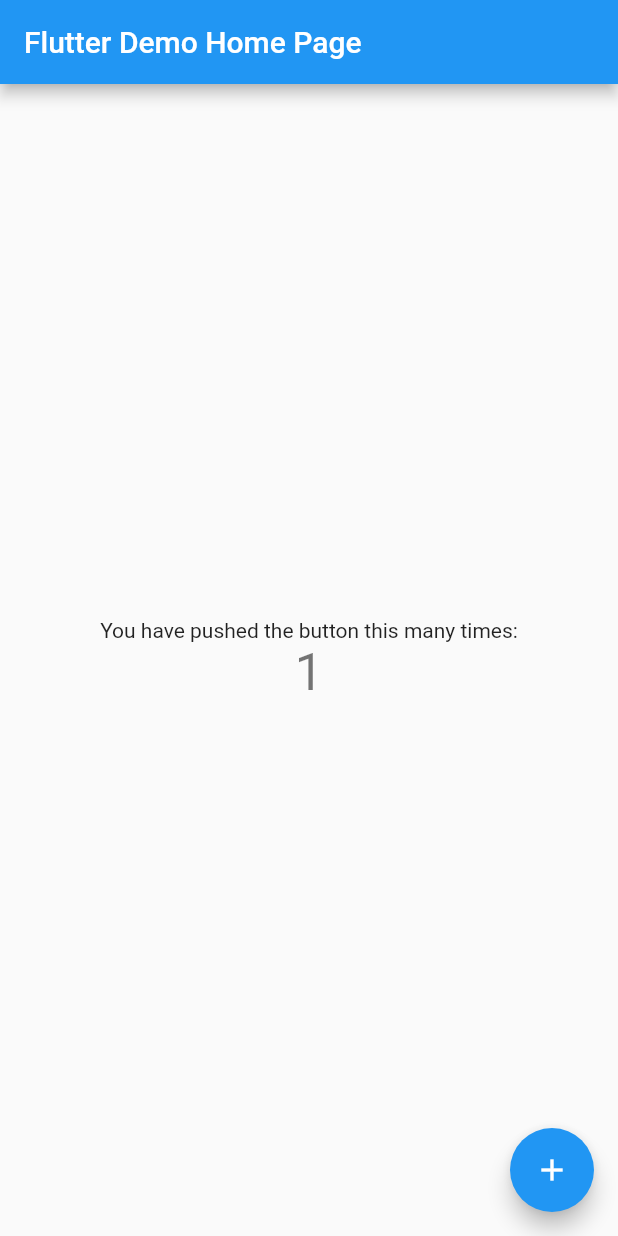
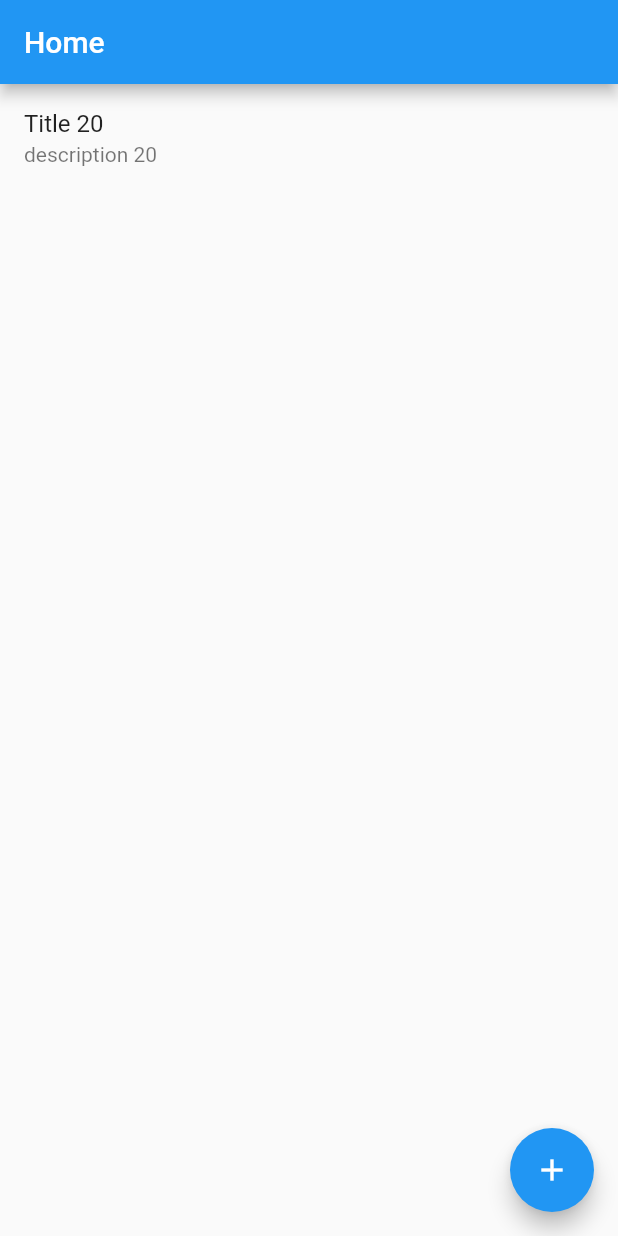
Before and after one commit to baydim/flutter_provider_basic, a Flutter app: the screen it shows after launch, after a tap on the "add" icon, on a phone screen of 412 x 824 dp. Run offline on Flutter 3.47's test engine with Material 2 defaults, Android fonts, the light colour scheme and no system bars; our stand-ins replace shared_preferences.

Commit message:
ADD: HomeView and HomeController with list of tasks from shared preferences

```diff
--- /dev/null
+++ b/lib/app/data/models/model_list_task.dart
@@ -0,0 +1,38 @@
+import 'dart:convert';
+
+List<ModelListTask> modelListTaskFromJson(String str) =>
+    List<ModelListTask>.from(
+        json.decode(str).map((x) => ModelListTask.fromJson(x)));
+
+String modelListTaskToJson(List<ModelListTask> data) =>
+    json.encode(List<dynamic>.from(data.map((x) => x.toJson())));
+
+class ModelListTask {
+  final String id;
+  final String title;
+  final String description;
+
+  ModelListTask({
+    required this.id,
+    required this.title,
+    required this.description,
+  });
+
+  // to json
+  Map<String, dynamic> toJson() {
+    return {
+      'id': id,
+      'title': title,
+      'description': description,
+    };
+  }
+
+  // from json
+  factory ModelListTask.fromJson(Map<String, dynamic> json) {
+    return ModelListTask(
+      id: json['id'],
+      title: json['title'],
+      description: json['description'],
+    );
+  }
+}
--- /dev/null
+++ b/lib/app/data/services/service_shared.dart
@@ -0,0 +1,26 @@
+import 'dart:convert';
+
+import 'package:shared_preferences/shared_preferences.dart';
+
+class ServiceShared {
+  static String key = "data";
+
+  // save data use shared preferences
+  static Future<void> saveData(String data) async {
+    SharedPreferences prefs = await SharedPreferences.getInstance();
+
+    prefs.setString(key, data);
+  }
+
+  // get data use shared preferences
+  static Future<String?> getData() async {
+    SharedPreferences prefs = await SharedPreferences.getInstance();
+    return prefs.getString(key);
+  }
+
+  // remove data use shared preferences
+  static Future<void> removeData(String key) async {
+    SharedPreferences prefs = await SharedPreferences.getInstance();
+    prefs.remove(key);
+  }
+}
--- /dev/null
+++ b/lib/app/modules/home/home_controller.dart
@@ -0,0 +1,41 @@
+// use provider
+
+import 'dart:developer';
+
+import 'package:flut_prov/app/data/models/model_list_task.dart';
+import 'package:flut_prov/app/data/services/service_shared.dart';
+import 'package:flutter/material.dart';
+
+class HomeController with ChangeNotifier {
+  List<ModelListTask> _listTask = [];
+
+  List<ModelListTask> get listTask => _listTask;
+
+  funcOnAdd({required ModelListTask data}) async {
+    _listTask.add(data);
+    notifyListeners();
+    // save data to shared preferences
+    await ServiceShared.saveData(modelListTaskToJson(_listTask));
+  }
+
+  funcOnDelete({required String id}) async {
+    _listTask.removeWhere((element) => element.id == id);
+    notifyListeners();
+    // save data to shared preferences
+    await ServiceShared.saveData(modelListTaskToJson(_listTask));
+  }
+
+  funcOnInit() async {
+    log("funcOnInit");
+    // get data from shared preferences
+    var data = await ServiceShared.getData();
+    if (data != null) {
+      _listTask = modelListTaskFromJson(data);
+    } else {
+      _listTask = [];
+    }
+    notifyListeners();
+    // log _listTask length
+    log(_listTask.length.toString());
+  }
+}
--- /dev/null
+++ b/lib/app/modules/home/home_view.dart
@@ -0,0 +1,47 @@
+import 'dart:math';
+
+import 'package:flut_prov/app/data/models/model_list_task.dart';
+import 'package:flut_prov/app/modules/home/home_controller.dart';
+import 'package:flutter/material.dart';
+import 'package:provider/provider.dart';
+
+class HomeView extends StatelessWidget {
+  const HomeView({super.key});
+
+  @override
+  Widget build(BuildContext context) {
+    var controller = Provider.of<HomeController>(context);
+
+    return Scaffold(
+      appBar: AppBar(
+        title: Text("Home"),
+      ),
+      body: SingleChildScrollView(
+        child: Column(
+          children: [
+            for (var item in controller.listTask)
+              ListTile(
+                onTap: () {
+                  controller.funcOnDelete(id: item.id);
+                },
+                title: Text(item.title),
+                subtitle: Text(item.description),
+              ),
+          ],
+        ),
+      ),
+      floatingActionButton: FloatingActionButton(
+        onPressed: () {
+          controller.funcOnAdd(
+            data: ModelListTask(
+              id: Random().nextInt(100).toString(),
+              title: "Title " + Random().nextInt(100).toString(),
+              description: "description " + Random().nextInt(100).toString(),
+            ),
+          );
+        },
+        child: Icon(Icons.add),
+      ),
+    );
+  }
+}
--- a/lib/main.dart
+++ b/lib/main.dart
@@ -1,4 +1,7 @@
+import 'package:flut_prov/app/modules/home/home_controller.dart';
+import 'package:flut_prov/app/modules/home/home_view.dart';
 import 'package:flutter/material.dart';
+import 'package:provider/provider.dart';
 
 void main() {
   runApp(const MyApp());
@@ -10,106 +13,17 @@
   // This widget is the root of your application.
   @override
   Widget build(BuildContext context) {
-    return MaterialApp(
-      title: 'Flutter Demo',
-      theme: ThemeData(
-        // This is the theme of your application.
-        //
-        // Try running your application with "flutter run". You'll see the
-        // application has a blue toolbar. Then, without quitting the app, try
-        // changing the primarySwatch below to Colors.green and then invoke
-        // "hot reload" (press "r" in the console where you ran "flutter run",
-        // or simply save your changes to "hot reload" in a Flutter IDE).
-        // Notice that the counter didn't reset back to zero; the application
-        // is not restarted.
-        primarySwatch: Colors.blue,
-      ),
-      home: const MyHomePage(title: 'Flutter Demo Home Page'),
+    return ChangeNotifierProvider(
+      create: (context) => HomeController()..funcOnInit(),
+      builder: (context, child) {
+        return MaterialApp(
+          title: 'Flutter Demo',
+          theme: ThemeData(
+            primarySwatch: Colors.blue,
+          ),
+          home: const HomeView(),
+        );
+      },
     );
   }
 }
-
-class MyHomePage extends StatefulWidget {
-  const MyHomePage({super.key, required this.title});
-
-  // This widget is the home page of your application. It is stateful, meaning
-  // that it has a State object (defined below) that contains fields that affect
-  // how it looks.
-
-  // This class is the configuration for the state. It holds the values (in this
-  // case the title) provided by the parent (in this case the App widget) and
-  // used by the build method of the State. Fields in a Widget subclass are
-  // always marked "final".
-
-  final String title;
-
-  @override
-  State<MyHomePage> createState() => _MyHomePageState();
-}
-
-class _MyHomePageState extends State<MyHomePage> {
-  int _counter = 0;
-
-  void _incrementCounter() {
-    setState(() {
-      // This call to setState tells the Flutter framework that something has
-      // changed in this State, which causes it to rerun the build method below
-      // so that the display can reflect the updated values. If we changed
-      // _counter without calling setState(), then the build method would not be
-      // called again, and so nothing would appear to happen.
-      _counter++;
-    });
-  }
-
-  @override
-  Widget build(BuildContext context) {
-    // This method is rerun every time setState is called, for instance as done
-    // by the _incrementCounter method above.
-    //
-    // The Flutter framework has been optimized to make rerunning build methods
-    // fast, so that you can just rebuild anything that needs updating rather
-    // than having to individually change instances of widgets.
-    return Scaffold(
-      appBar: AppBar(
-        // Here we take the value from the MyHomePage object that was created by
-        // the App.build method, and use it to set our appbar title.
-        title: Text(widget.title),
-      ),
-      body: Center(
-        // Center is a layout widget. It takes a single child and positions it
-        // in the middle of the parent.
-        child: Column(
-          // Column is also a layout widget. It takes a list of children and
-          // arranges them vertically. By default, it sizes itself to fit its
-          // children horizontally, and tries to be as tall as its parent.
-          //
-          // Invoke "debug painting" (press "p" in the console, choose the
-          // "Toggle Debug Paint" action from the Flutter Inspector in Android
-          // Studio, or the "Toggle Debug Paint" command in Visual Studio Code)
-          // to see the wireframe for each widget.
-          //
-          // Column has various properties to control how it sizes itself and
-          // how it positions its children. Here we use mainAxisAlignment to
-          // center the children vertically; the main axis here is the vertical
-          // axis because Columns are vertical (the cross axis would be
-          // horizontal).
-          mainAxisAlignment: MainAxisAlignment.center,
-          children: <Widget>[
-            const Text(
-              'You have pushed the button this many times:',
-            ),
-            Text(
-              '$_counter',
-              style: Theme.of(context).textTheme.headlineMedium,
-            ),
-          ],
-        ),
-      ),
-      floatingActionButton: FloatingActionButton(
-        onPressed: _incrementCounter,
-        tooltip: 'Increment',
-        child: const Icon(Icons.add),
-      ), // This trailing comma makes auto-formatting nicer for build methods.
-    );
-  }
-}
```
